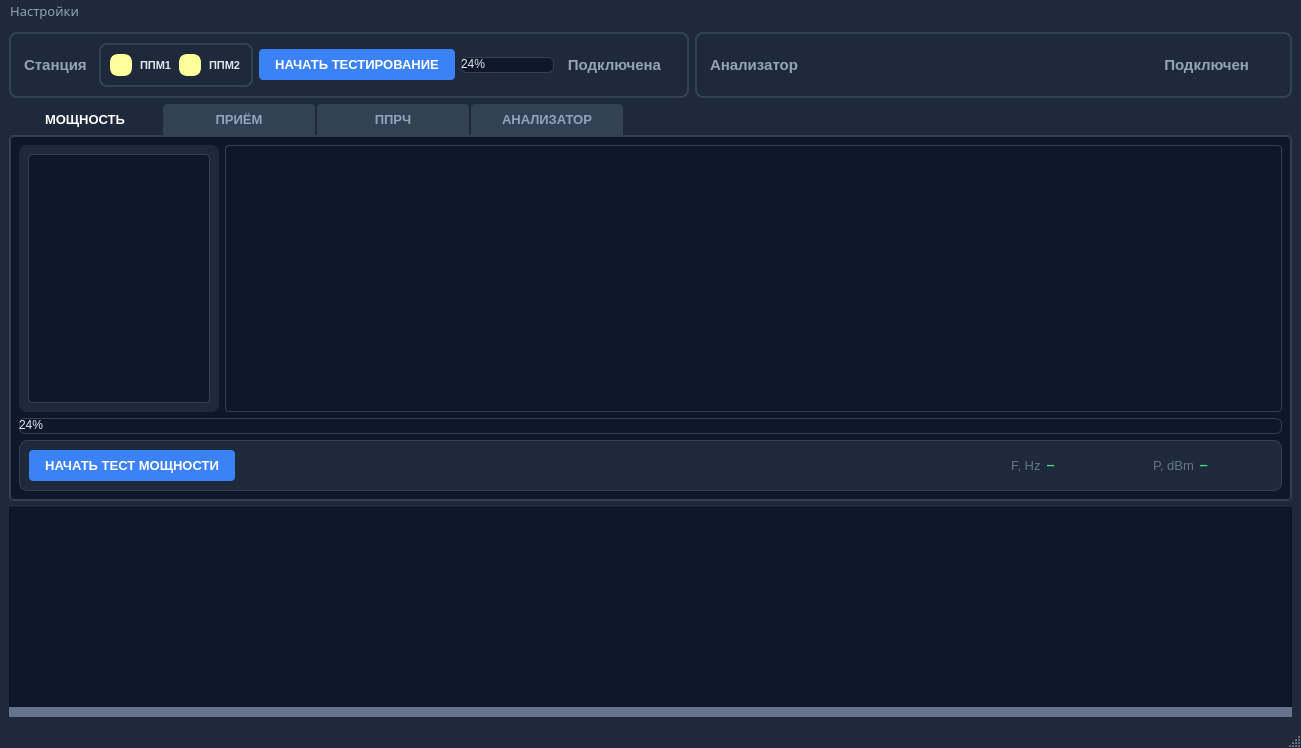
Above: mainwindow.ui from vitalisimys/Check_station before the change. Below: the same form after it.
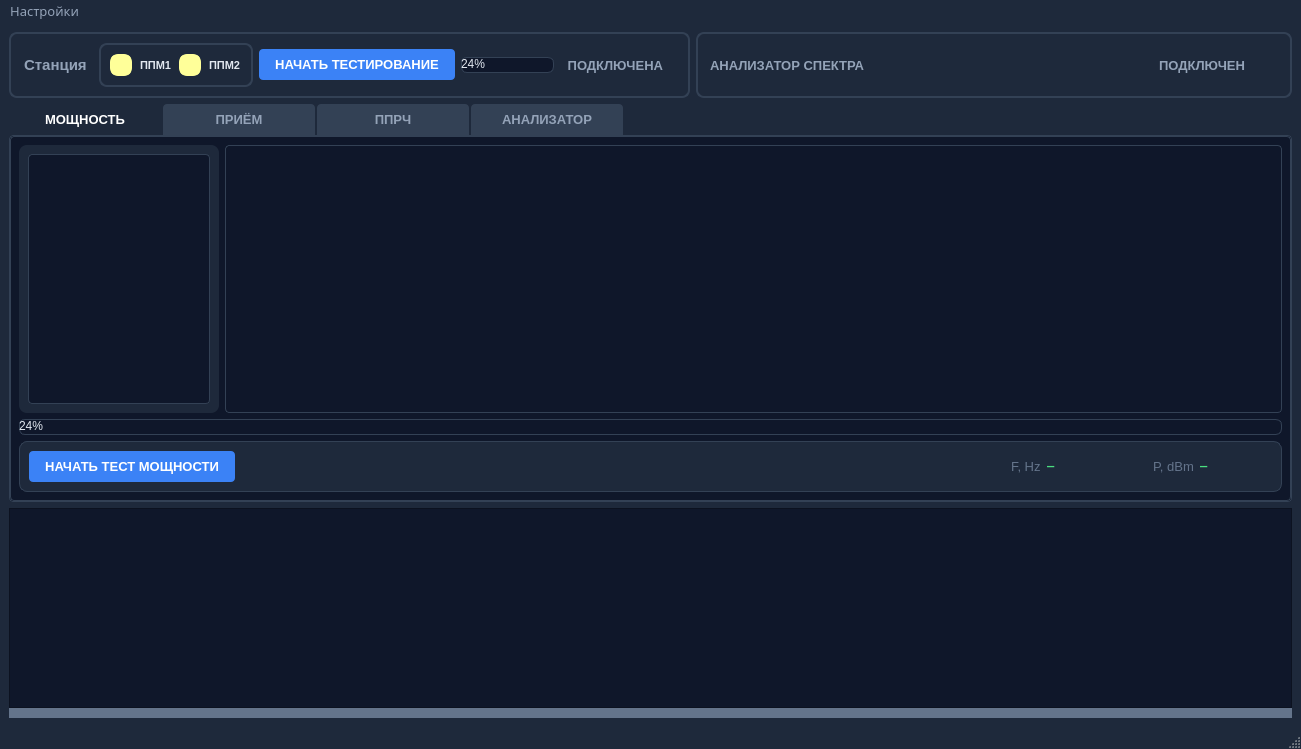
That is the form after the change. Icons and pictures are not drawn. Custom widgets are drawn as their Qt base class.

Patch:
```diff
--- a/mainwindow.ui
+++ b/mainwindow.ui
@@ -10,7 +10,7 @@
     <x>0</x>
     <y>0</y>
     <width>1301</width>
-    <height>748</height>
+    <height>749</height>
    </rect>
   </property>
   <property name="windowTitle">
@@ -101,7 +101,7 @@
         <property name="minimumSize">
          <size>
           <width>0</width>
-          <height>65</height>
+          <height>0</height>
          </size>
         </property>
         <property name="styleSheet">
@@ -312,7 +312,7 @@
           <widget class="QLabel" name="labelStateStation">
            <property name="font">
             <font>
-             <pointsize>11</pointsize>
+             <pointsize>10</pointsize>
              <bold>true</bold>
             </font>
            </property>
@@ -326,7 +326,7 @@
 }</string>
            </property>
            <property name="text">
-            <string>Подключена</string>
+            <string>ПОДКЛЮЧЕНА</string>
            </property>
            <property name="alignment">
             <set>Qt::AlignRight|Qt::AlignTrailing|Qt::AlignVCenter</set>
@@ -343,8 +343,8 @@
            </property>
            <property name="maximumSize">
             <size>
-             <width>20</width>
-             <height>20</height>
+             <width>25</width>
+             <height>25</height>
             </size>
            </property>
            <property name="text">
@@ -369,7 +369,7 @@
         <property name="minimumSize">
          <size>
           <width>0</width>
-          <height>65</height>
+          <height>0</height>
          </size>
         </property>
         <property name="styleSheet">
@@ -392,7 +392,7 @@
           <widget class="QLabel" name="labelR3">
            <property name="font">
             <font>
-             <pointsize>11</pointsize>
+             <pointsize>10</pointsize>
              <bold>true</bold>
             </font>
            </property>
@@ -403,7 +403,7 @@
 }</string>
            </property>
            <property name="text">
-            <string>Анализатор</string>
+            <string>АНАЛИЗАТОР СПЕКТРА</string>
            </property>
           </widget>
          </item>
@@ -411,7 +411,7 @@
           <widget class="QLabel" name="labelStateR3">
            <property name="font">
             <font>
-             <pointsize>11</pointsize>
+             <pointsize>10</pointsize>
              <bold>true</bold>
             </font>
            </property>
@@ -422,7 +422,7 @@
 }</string>
            </property>
            <property name="text">
-            <string>Подключен</string>
+            <string>ПОДКЛЮЧЕН</string>
            </property>
            <property name="alignment">
             <set>Qt::AlignRight|Qt::AlignTrailing|Qt::AlignVCenter</set>
@@ -433,8 +433,8 @@
           <widget class="QLabel" name="labelPixR3">
            <property name="maximumSize">
             <size>
-             <width>20</width>
-             <height>20</height>
+             <width>25</width>
+             <height>25</height>
             </size>
            </property>
            <property name="text">
@@ -626,13 +626,13 @@
             <property name="minimumSize">
              <size>
               <width>0</width>
-              <height>12</height>
+              <height>20</height>
              </size>
             </property>
             <property name="maximumSize">
              <size>
               <width>16777215</width>
-              <height>16</height>
+              <height>20</height>
              </size>
             </property>
             <property name="styleSheet">
```
Left out of the diff: 12 changed lines with no effect on the pictures.
